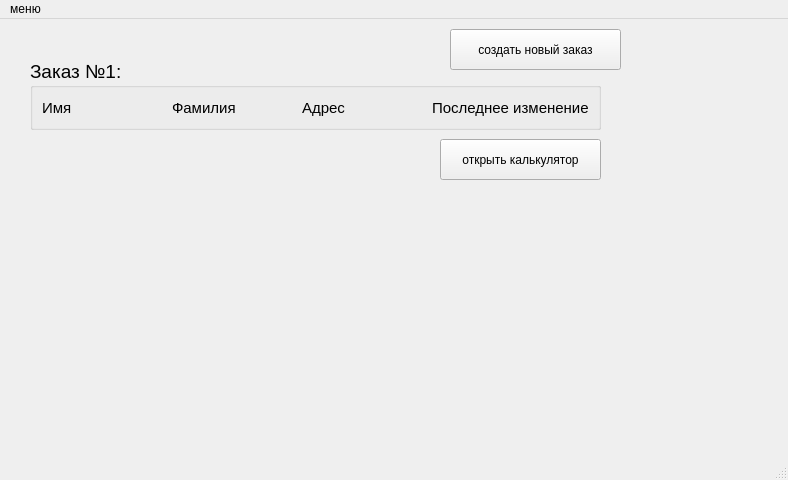
HSE-TEAM/-semester-project, file mainwindow.ui: the form before one commit.
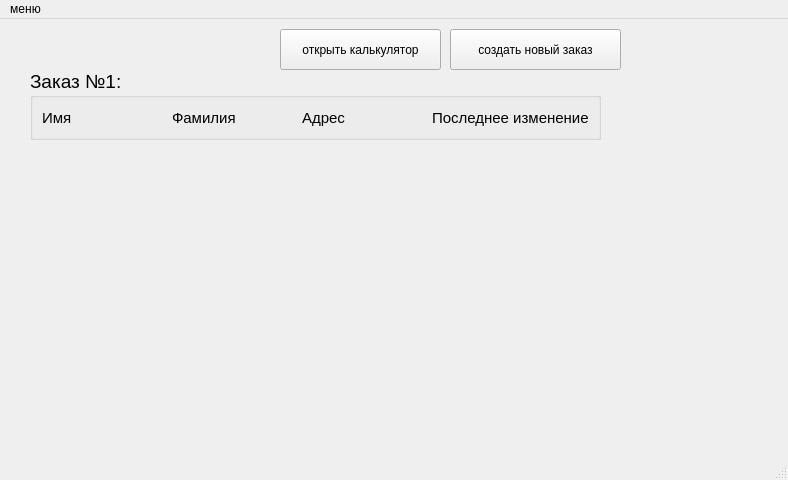
The form after the commit.

```diff
--- a/mainwindow.ui
+++ b/mainwindow.ui
@@ -31,7 +31,7 @@
     <property name="geometry">
      <rect>
       <x>30</x>
-      <y>40</y>
+      <y>50</y>
       <width>571</width>
       <height>71</height>
      </rect>
@@ -98,8 +98,8 @@
    <widget class="QPushButton" name="pushButton">
     <property name="geometry">
      <rect>
-      <x>440</x>
-      <y>120</y>
+      <x>280</x>
+      <y>10</y>
       <width>161</width>
       <height>41</height>
      </rect>
```
